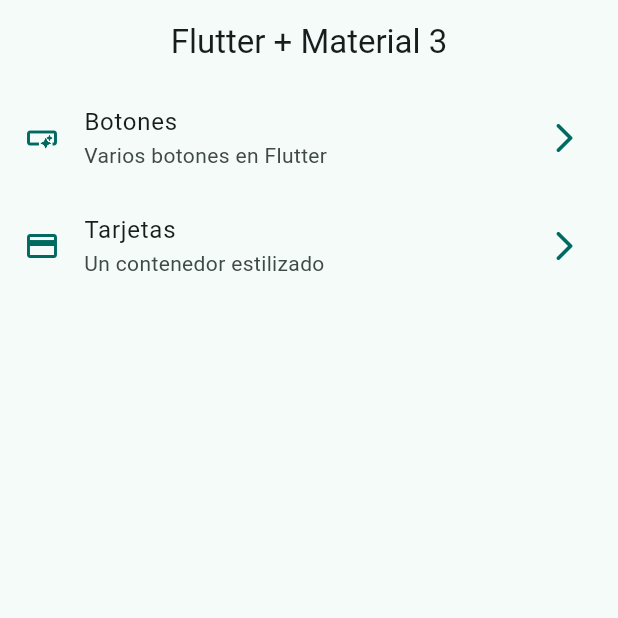
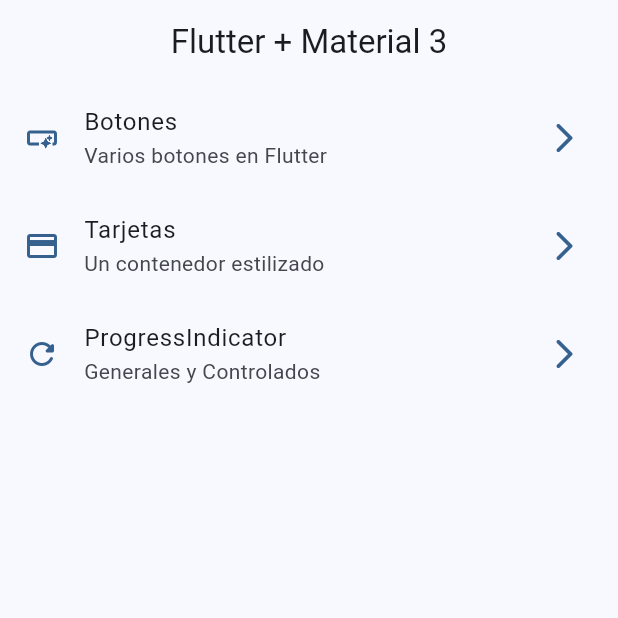
Before and after one commit to LastKing97xd/widgets_app, a Flutter app: the screen it shows after launch, on a phone screen of 412 x 824 dp, the top half of it. Run offline on Flutter 3.47's test engine with Material 3 defaults, Android fonts, the phone set to English and light mode, and no system bars; our stand-ins replace go_router.

Commit message:
Progress indicator con Stream

```diff
--- a/lib/config/menu/menu_items.dart
+++ b/lib/config/menu/menu_items.dart
@@ -32,5 +32,11 @@ const List<MenuItem> appMenuItems =[
     icon: Icons.credit_card
   ),
 
+  MenuItem(
+    title: 'ProgressIndicator',
+    subTitle: 'Generales y Controlados',
+    link: '/progress',
+    icon: Icons.refresh_rounded
+  ),
 
 ];
--- a/lib/config/router/app_router.dart
+++ b/lib/config/router/app_router.dart
@@ -23,5 +23,11 @@ final appRouter = GoRouter(
       name: CardsScreen.name,
       builder: (context, state) => const CardsScreen(),
     ),
+
+    GoRoute(
+      path: '/progress',
+      name: ProgressScreen.name,
+      builder: (context, state) => const ProgressScreen(),
+    ),
   ],
 );
--- a/lib/main.dart
+++ b/lib/main.dart
@@ -14,7 +14,7 @@ class MainApp extends StatelessWidget {
     return MaterialApp.router(
       routerConfig: appRouter,
       debugShowCheckedModeBanner: false,
-      theme: AppTheme(selectedColor: 1).getTheme(),
+      theme: AppTheme(selectedColor: 0).getTheme(),
     );
   }
 }
```
Also changed, not shown: lib/presentation/screens/progress/progress_screen.dart (+65 -1 lines).
